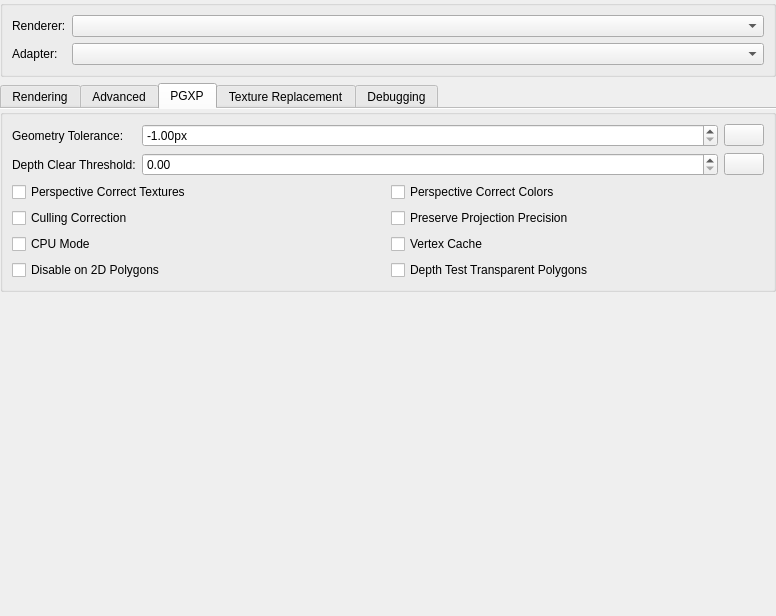
stenzek/duckstation, file src/duckstation-qt/graphicssettingswidget.ui: the form before one commit.
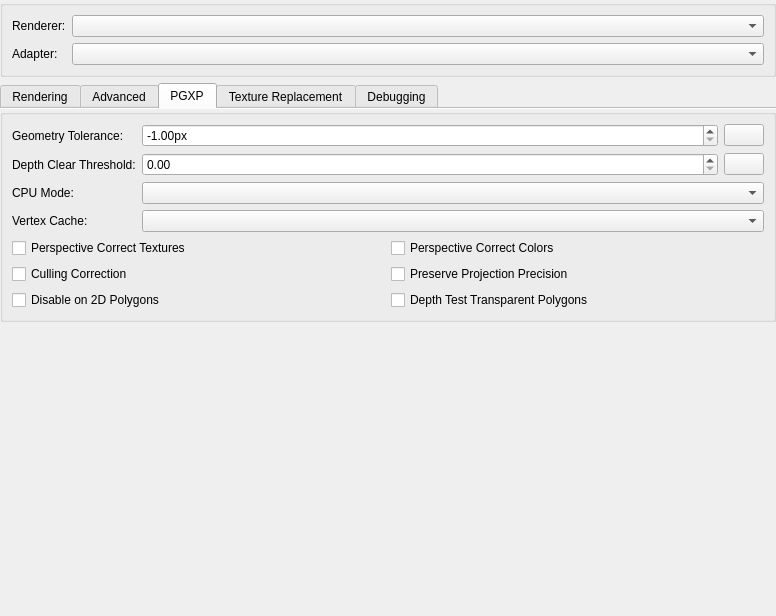
The form after the commit. The open tabs and pages were chosen to show the change. Icons and pictures are not drawn.

Commit message:
Settings: Turn PGXP CPU Mode / Vertex Cache into an override
Automatic uses the database preference. Enabled/Disabled override the
database and display a warning.

```diff
--- a/src/duckstation-qt/graphicssettingswidget.ui
+++ b/src/duckstation-qt/graphicssettingswidget.ui
@@ -781,7 +781,27 @@
             </item>
            </layout>
           </item>
-          <item row="2" column="0" colspan="2">
+          <item row="2" column="0">
+           <widget class="QLabel" name="pgxpCPULabel">
+            <property name="text">
+             <string>CPU Mode:</string>
+            </property>
+           </widget>
+          </item>
+          <item row="2" column="1">
+           <widget class="QComboBox" name="pgxpCPU"/>
+          </item>
+          <item row="3" column="0">
+           <widget class="QLabel" name="pgxpVertexCacheLabel">
+            <property name="text">
+             <string>Vertex Cache:</string>
+            </property>
+           </widget>
+          </item>
+          <item row="3" column="1">
+           <widget class="QComboBox" name="pgxpVertexCache"/>
+          </item>
+          <item row="4" column="0" colspan="2">
            <layout class="QGridLayout" name="gridLayout">
             <item row="0" column="0">
              <widget class="QCheckBox" name="pgxpTextureCorrection">
@@ -812,27 +832,13 @@
              </widget>
             </item>
             <item row="2" column="0">
-             <widget class="QCheckBox" name="pgxpCPU">
-              <property name="text">
-               <string>CPU Mode</string>
-              </property>
-             </widget>
-            </item>
-            <item row="2" column="1">
-             <widget class="QCheckBox" name="pgxpVertexCache">
-              <property name="text">
-               <string>Vertex Cache</string>
-              </property>
-             </widget>
-            </item>
-            <item row="3" column="0">
              <widget class="QCheckBox" name="pgxpDisableOn2DPolygons">
               <property name="text">
                <string>Disable on 2D Polygons</string>
               </property>
              </widget>
             </item>
-            <item row="3" column="1">
+            <item row="2" column="1">
              <widget class="QCheckBox" name="pgxpTransparentDepthTest">
               <property name="text">
                <string>Depth Test Transparent Polygons</string>
```
The commit also changes 8 other files.
